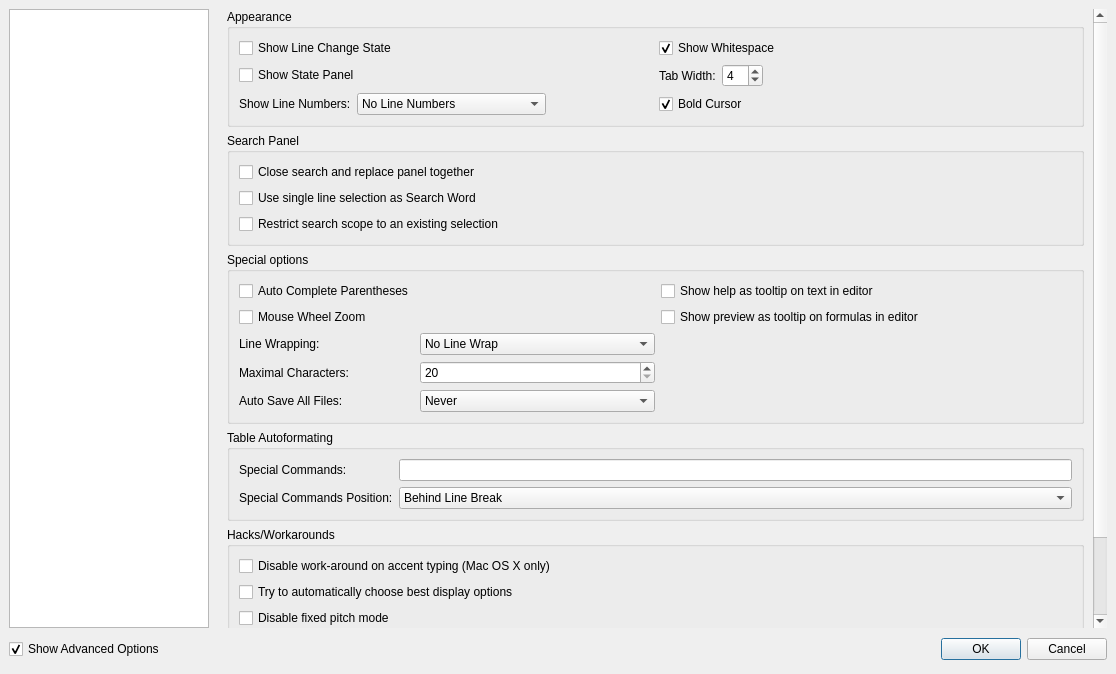
First picture: the form in configdialog.ui, repository svn2github/texstudio-trunk, before the edit.
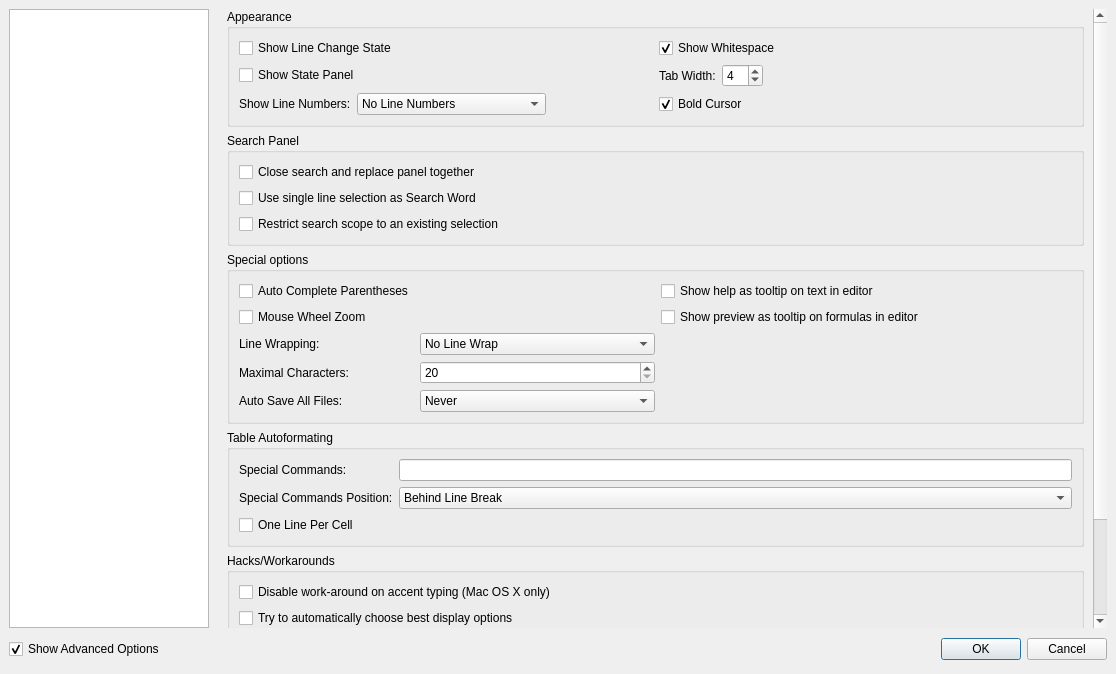
Second picture: the form after the edit. The open tabs and pages were chosen to show the change. Icons and pictures are not drawn.

Commit message: table alignment: add option for one line per cell

```diff
--- a/configdialog.ui
+++ b/configdialog.ui
@@ -1361,7 +1361,7 @@
             <x>0</x>
             <y>0</y>
             <width>863</width>
-            <height>632</height>
+            <height>655</height>
            </rect>
           </property>
           <layout class="QVBoxLayout" name="verticalLayout_8">
@@ -1723,6 +1723,13 @@
                 </item>
                </widget>
               </item>
+              <item row="2" column="0" colspan="2">
+               <widget class="QCheckBox" name="cbTableFormatingOneLinePerCell">
+                <property name="text">
+                 <string>One Line Per Cell</string>
+                </property>
+               </widget>
+              </item>
              </layout>
             </widget>
            </item>
```
Left out of the diff: 4 changed lines with no effect on the pictures. The commit also changes 3 other files.
